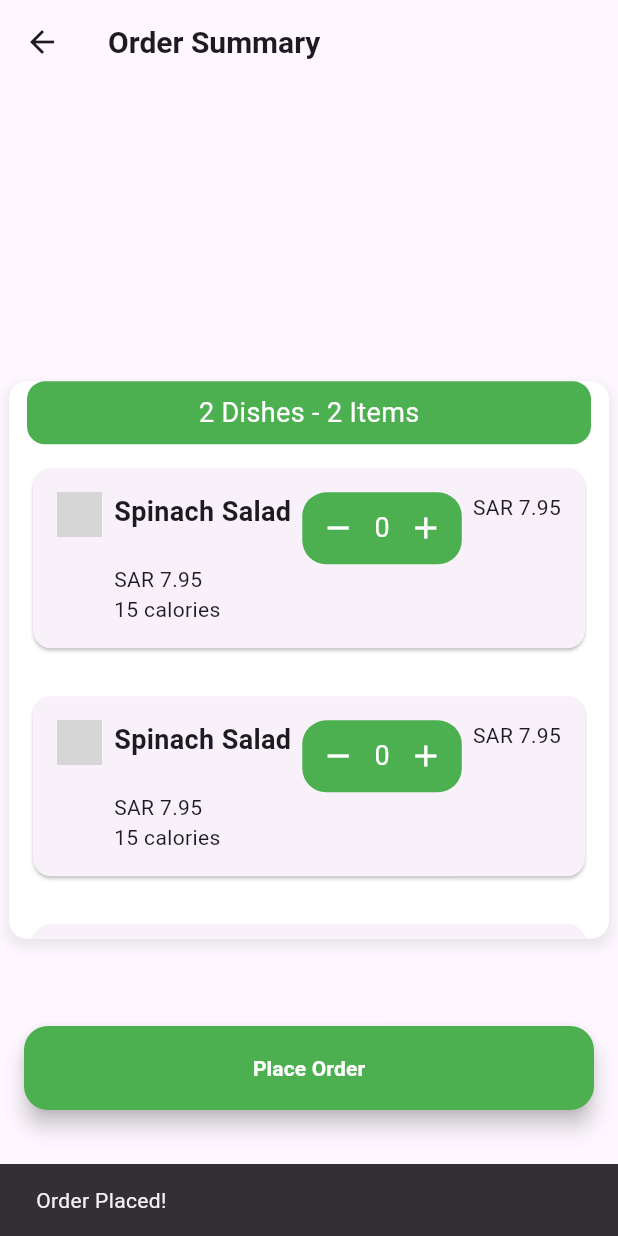
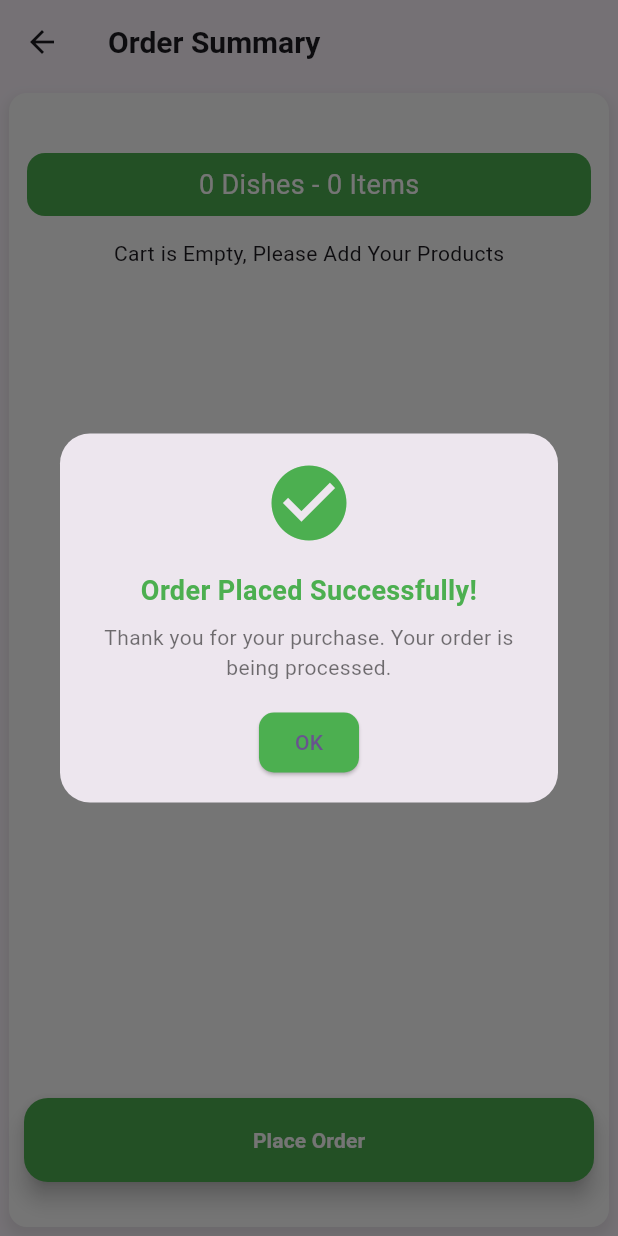
Before and after one commit to Shafi-1122/Machine-Test, a Flutter app: the OrderSummaryScreen screen opened directly, after a tap on "Place Order", on a phone screen of 412 x 824 dp. Run offline on Flutter 3.47's test engine with Material 3 defaults, Android fonts, the phone set to English and light mode, and no system bars; our stand-ins replace firebase_auth, firebase_core, flutter_screenutil, fluttertoast, google_fonts, google_sign_in and 2 more; accounts and stored records are empty; network calls fail; grey boxes are pictures that could not be loaded.

Commit message:
cart added

```diff
--- a/lib/view/cart_screen.dart
+++ b/lib/view/cart_screen.dart
@@ -1,7 +1,14 @@
 import 'package:flutter/material.dart';
+import 'package:provider/provider.dart';
 import 'package:zartek_test/view/widgets/cart_product_card.dart';
+import 'package:zartek_test/view_model/cart_provider.dart';
 
-class OrderSummaryScreen extends StatelessWidget {
+class OrderSummaryScreen extends StatefulWidget {
+  @override
+  State<OrderSummaryScreen> createState() => _OrderSummaryScreenState();
+}
+
+class _OrderSummaryScreenState extends State<OrderSummaryScreen> {
   @override
   Widget build(BuildContext context) {
     return Scaffold(
@@ -18,12 +25,10 @@ class OrderSummaryScreen extends StatelessWidget {
           style: TextStyle(fontSize: 20, fontWeight: FontWeight.bold),
         ),
       ),
-      body: Center(
-        child: Padding(
+      body: Padding(
         padding: const EdgeInsets.all(6.0),
         child: Container(
-            width:
-                MediaQuery.of(context).size.width, // Full width of the screen
+          width: MediaQuery.of(context).size.width, // Full width of the screen
           decoration: BoxDecoration(
             color: Colors.white, // Background color for the parent container
             borderRadius:
@@ -38,14 +43,12 @@ class OrderSummaryScreen extends StatelessWidget {
             ],
           ),
           child: Column(
-              mainAxisSize: MainAxisSize
-                  .min, // Allow the column to take up only as much height as its children
             children: [
+              SizedBox(height: 40,),
               Padding(
                 padding: const EdgeInsets.only(left: 12.0, right: 12),
                 child: Container(
-                    width:
-                        double.infinity, // Full width of the parent container
+                  width: double.infinity, // Full width of the parent container
                   padding: const EdgeInsets.symmetric(
                       horizontal: 12.0,
                       vertical: 8.0), // Padding for green container
@@ -56,31 +59,45 @@ class OrderSummaryScreen extends StatelessWidget {
                     borderRadius: BorderRadius.circular(
                         12), // Match the curve of the parent
                   ),
-                    child: const Center(
-                      child: Text(
-                        '2 Dishes - 2 Items',
+                  child: Center(
+                    child: Consumer<CartProvider>(
+                        builder: (context, valuee, child) {
+                      return Text(
+                        " ${valuee.CartList.length} Dishes - ${valuee.CartList.length} Items ",
                         style: TextStyle(color: Colors.white, fontSize: 18),
+                      );
+                    }),
                   ),
                 ),
               ),
+              Consumer<CartProvider>(builder: (context, valuee, child) {
+                if (valuee.CartList.isEmpty) {
+                  return Center(
+                    child: Padding(
+                      padding: const EdgeInsets.all(15.0),
+                      child: Text('Cart is Empty, Please Add Your Products'),
                     ),
-                SizedBox(
-                  height: MediaQuery.of(context).size.height / 2.5,
+                  );
+                } else {
+                  return SizedBox(
+                    height: MediaQuery.of(context).size.height/1.2 ,
                     child: ListView.builder(
-                      itemCount: 10,
+                        itemCount: valuee.CartList.length,
                         itemBuilder: (context, index) {
                           return CartItemCard(
-                          title: 'Spinach Salad',
-                          price: 'SAR 7.95',
-                          calories: '15 calories',
+                            title: valuee.CartList[index]['dishName'],
+                            price: valuee.CartList[index]['rate'].toString(),
+                            calories:
+                                valuee.CartList[index]['calories'].toString(),
                             description:
-                              'Fresh spinach, mushrooms, and hard-boiled egg served with warm bacon vinaigrette',
+                                valuee.CartList[index]['quantity'].toString(),
                             isVeg: true,
                           );
                         }),
-                ),
+                  );
+                }
+              }),
             ],
-            ),
           ),
         ),
       ), // Placeholder for order details
@@ -93,10 +110,61 @@ class OrderSummaryScreen extends StatelessWidget {
         child: FloatingActionButton(
           backgroundColor: Colors.green, // Green background
           onPressed: () {
+
+            Provider.of<CartProvider>(context,listen: false).CartList.clear();
+
             // Place order action
-            ScaffoldMessenger.of(context).showSnackBar(
-              const SnackBar(content: Text("Order Placed!")),
+            showDialog(
+                context: context,
+                builder: (context) => AlertDialog(
+                  shape: RoundedRectangleBorder(
+                    borderRadius: BorderRadius.circular(20.0),
+                  ),
+                  contentPadding: const EdgeInsets.all(16.0),
+                  content: Column(
+                    mainAxisSize: MainAxisSize.min,
+                    children: [
+                      Icon(
+                        Icons.check_circle,
+                        color: Colors.green,
+                        size: 60.0,
+                      ),
+                      const SizedBox(height: 16.0),
+                      const Text(
+                        "Order Placed Successfully!",
+                        textAlign: TextAlign.center,
+                        style: TextStyle(
+                          fontSize: 18.0,
+                          fontWeight: FontWeight.bold,
+                          color: Colors.green,
+                        ),
+                      ),
+                      const SizedBox(height: 8.0),
+                      const Text(
+                        "Thank you for your purchase. Your order is being processed.",
+                        textAlign: TextAlign.center,
+                        style: TextStyle(fontSize: 14.0, color: Colors.black54),
+                      ),
+                      const SizedBox(height: 16.0),
+                      ElevatedButton(
+                        onPressed: () {
+                          Navigator.of(context).pop();
+                        },
+                        style: ElevatedButton.styleFrom(
+                          backgroundColor: Colors.green,
+                          shape: RoundedRectangleBorder(
+                            borderRadius: BorderRadius.circular(10.0),
+                          ),
+                        ),
+                        child: const Text("OK"),
+                      ),
+                    ],
+                  ),
+                ),
               );
+              setState(() {
+
+              });
           },
           child: const Text(
             'Place Order',
--- a/lib/view/home_screen.dart
+++ b/lib/view/home_screen.dart
@@ -42,7 +42,7 @@ class _HomeScreenState extends State<HomeScreen> {
     //   "Salad 4",
     //   "Salad 5"
     // ];
-    final authPro = Provider.of<AuthProvider>(context, listen: false);
+    // ;
     return Consumer<HomeProvider>(builder: (context, value, child) {
       if (value.isLoading) {
         return Center(
@@ -136,7 +136,7 @@ class _HomeScreenState extends State<HomeScreen> {
                         leading: const Icon(Icons.logout),
                         title: const Text('Sign Out'),
                         onTap: () async {
-                          bool valueue = await authPro.signOutFromGoogle();
+                          bool valueue = await Provider.of<AuthProvider>(context, listen: false).signOutFromGoogle();
                           if (valueue) {
                             Navigator.pushReplacement(
                               context,
--- a/lib/view/widgets/cart_product_card.dart
+++ b/lib/view/widgets/cart_product_card.dart
@@ -53,10 +53,13 @@ class _CartItemCardState extends State<CartItemCard> {
                     crossAxisAlignment: CrossAxisAlignment.start,
                     mainAxisAlignment: MainAxisAlignment.spaceBetween,
                     children: [
-                      Text(
-                        widget.title,
-                        style: TextStyle(
-                            fontWeight: FontWeight.bold, fontSize: 18),
+                      Container(
+                        width: MediaQuery.of(context).size.width/3.5,
+                        child: Text(
+                          widget.title,
+                          style: TextStyle(
+                              fontWeight: FontWeight.bold,),
+                        ),
                       ),
                       Container(
                         decoration: BoxDecoration(
@@ -81,7 +84,7 @@ class _CartItemCardState extends State<CartItemCard> {
                               },
                             ),
                             Text(
-                              '$quantity',
+                             " ${widget.description} ",
                               style: const TextStyle(
                                   fontSize: 18, color: Colors.white),
                             ),
@@ -99,11 +102,11 @@ class _CartItemCardState extends State<CartItemCard> {
                           ],
                         ),
                       ),
-                      Text(widget.price),
+                      Text((double.parse(widget.description)*double.parse(widget.price)).toString()),
                     ],
                   ),
-                  Text(widget.price),
-                  Text(widget.calories),
+                  Text("INR "+widget.price),
+                  Text(widget.calories+"Calories"),
                 ],
               ),
             ),
```
Also changed, not shown: pubspec.lock. Lines whose indentation alone changed are shown as unchanged.
